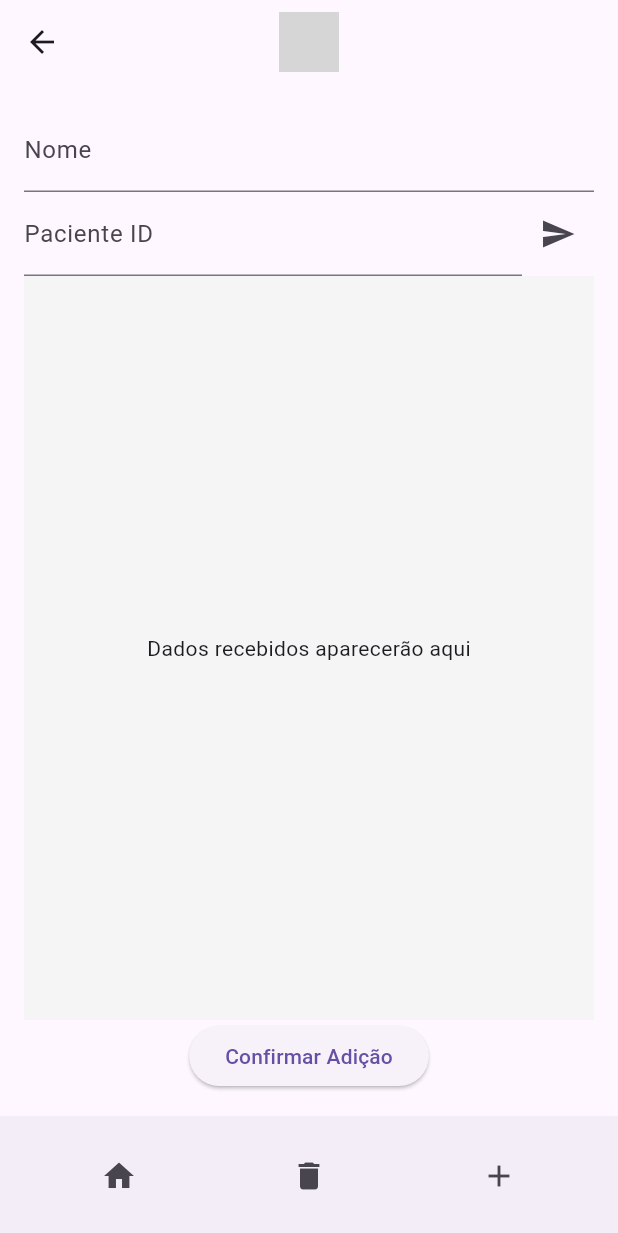
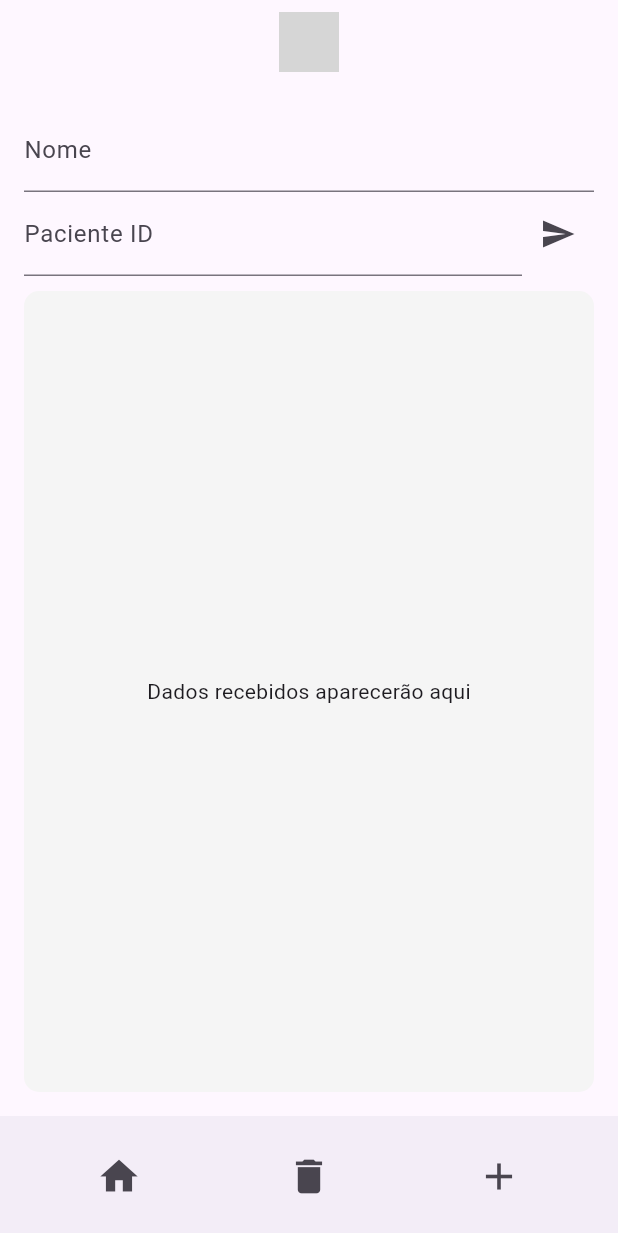
Before and after one commit to GuilhermeBn198/shiftsense, a Flutter app: the AddPulseirasPage screen opened by its route, on a phone screen of 412 x 824 dp. Shown: the top 1233 px of the screen. Run offline on Flutter 3.47's test engine with Material 3 defaults, Android fonts, the phone set to English and light mode, and no system bars; grey boxes are pictures that could not be loaded.

Commit message:
chore(app): ajustes de interface

```diff
--- a/flutter/shiftsense/lib/pages/add_pulseiras_page.dart
+++ b/flutter/shiftsense/lib/pages/add_pulseiras_page.dart
@@ -12,11 +12,10 @@ class _AddPulseirasPageState extends State<AddPulseirasPage> {
   final TextEditingController _patientIdController = TextEditingController();
 
   void _subscribeTest() {
-    // Lógica MQTT de teste aqui
+    // Lógica MQTT de teste
   }
 
   void _confirmAdd() {
-    // Adicionar ao GridView e navegar de volta
     Navigator.pop(context, {
       'name': _nameController.text,
       'patientId': _patientIdController.text,
@@ -27,9 +26,12 @@ class _AddPulseirasPageState extends State<AddPulseirasPage> {
   Widget build(BuildContext context) {
     return Scaffold(
       appBar: HeaderBar(showLogo: true),
-      body: Padding(
+      body: SizedBox(
+        height: MediaQuery.of(context).size.height * 0.85, // Redução de 15%
+        child: Padding(
           padding: EdgeInsets.all(16),
           child: Column(
+            mainAxisSize: MainAxisSize.min,
             children: [
               TextField(
                 controller: _nameController,
@@ -51,22 +53,22 @@ class _AddPulseirasPageState extends State<AddPulseirasPage> {
               ),
               Expanded(
                 child: Container(
-                // Área para dados recebidos do MQTT
+                  margin: EdgeInsets.only(top: 10),
+                  decoration: BoxDecoration(
                     color: Colors.grey[100],
+                    borderRadius: BorderRadius.circular(10),
+                  ),
                   child: Center(child: Text('Dados recebidos aparecerão aqui')),
                 ),
-            ),
-            ElevatedButton(
-              onPressed: _confirmAdd,
-              child: Text('Confirmar Adição'),
               ),
             ],
           ),
         ),
+      ),
       bottomNavigationBar: FooterBar(
-        onHomePressed: () => Navigator.pushReplacementNamed(context, '/landing'),
-        onDeletePressed: () {},
-        onAddPressed: () {},
+        onHomePressed: () => Navigator.pop(context),
+        onDeletePressed: () => Navigator.pop(context),
+        onAddPressed: _confirmAdd, // Botão de + agora confirma a adição
       ),
     );
   }
--- a/flutter/shiftsense/lib/widgets/footer_bar.dart
+++ b/flutter/shiftsense/lib/widgets/footer_bar.dart
@@ -14,23 +14,26 @@ class FooterBar extends StatelessWidget {
   @override
   Widget build(BuildContext context) {
     return BottomAppBar(
+      child: Container(
+        height: 60,
         child: Row(
           mainAxisAlignment: MainAxisAlignment.spaceAround,
           children: [
             IconButton(
-            icon: Icon(Icons.home),
+              icon: Icon(Icons.home, size: 30),
               onPressed: onHomePressed,
             ),
             IconButton(
-            icon: Icon(Icons.delete),
+              icon: Icon(Icons.delete, size: 30),
               onPressed: onDeletePressed,
             ),
             IconButton(
-            icon: Icon(Icons.add),
+              icon: Icon(Icons.add, size: 30),
               onPressed: onAddPressed,
             ),
           ],
         ),
+      ),
     );
   }
 }
--- a/flutter/shiftsense/lib/widgets/header_bar.dart
+++ b/flutter/shiftsense/lib/widgets/header_bar.dart
@@ -11,7 +11,10 @@ class HeaderBar extends StatelessWidget implements PreferredSizeWidget {
   @override
   Widget build(BuildContext context) {
     return AppBar(
-      title: showLogo ? Image.asset('assets/logo.png', height: 40) : SizedBox(),
+      automaticallyImplyLeading: false, // Remove o botão de voltar padrão
+      title: showLogo
+          ? Image.asset('assets/logo.png', height: 40)
+          : SizedBox(),
       centerTitle: true,
     );
   }
```
Also changed, not shown: flutter/shiftsense/lib/pages/home_page.dart (+3 -21 lines). Lines whose indentation alone changed are shown as unchanged.
